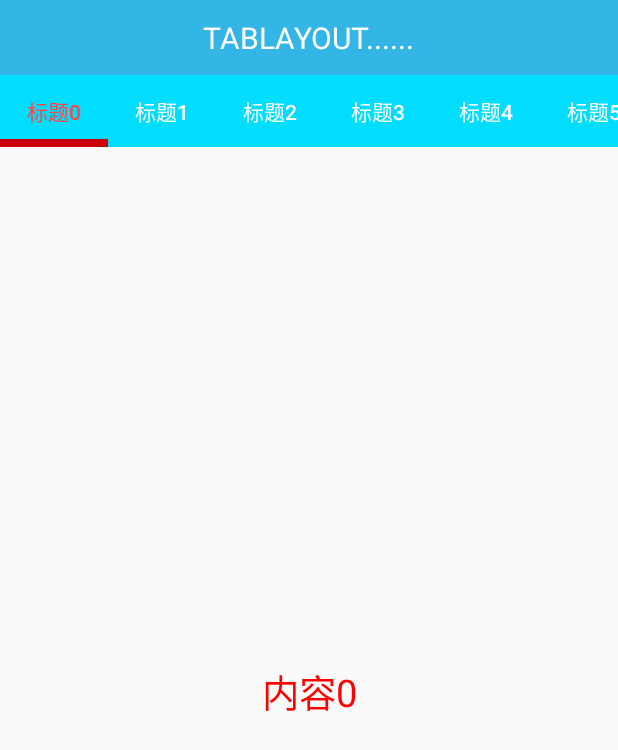
After one commit to colinkyo/7ifun, an Android app: the MyFragment screen opened directly, with no data from a screen before it, on a phone screen of 412 x 824 dp. The commit adds this screen. Shown: the top 750 px of the screen. Run offline under Robolectric (Android 15) with nearby library versions, the phone set to English and light mode, and no system bars.

Commit message:
添加了Tablayout例子

```diff
--- a/app/src/main/AndroidManifest.xml
+++ b/app/src/main/AndroidManifest.xml
@@ -28,7 +28,10 @@
         <activity android:name=".okhttp.activity.OKHttpInListViewActivity" />
         <activity android:name=".android_pulltorefresh.PullToRefreshActivity" />
         <activity android:name=".eventbus.EventBusActivity" />
-        <activity android:name=".eventbus.EventBusSendActivity"></activity>
+        <activity android:name=".eventbus.EventBusSendActivity" />
+        <activity android:name=".tablayout.activity.TabLayoutActivity"
+            android:theme="@style/Theme.AppCompat.Light.NoActionBar"
+            ></activity>
     </application>
 
 </manifest>
--- a/app/src/main/java/android/a7ifun/com/a7ifun/fragment/CommonframeFragment.java
+++ b/app/src/main/java/android/a7ifun/com/a7ifun/fragment/CommonframeFragment.java
@@ -9,6 +9,7 @@ import android.a7ifun.com.a7ifun.json.activity.NativeJsonParseActivity;
 import android.a7ifun.com.a7ifun.okhttp.activity.OKHttpActivity;
 import android.a7ifun.com.a7ifun.okhttp.adapter.CommonFrameFragmentAdapter;
 import android.a7ifun.com.a7ifun.okhttp.base.BaseFragment;
+import android.a7ifun.com.a7ifun.tablayout.activity.TabLayoutActivity;
 import android.content.Intent;
 import android.util.Log;
 import android.view.View;
@@ -65,6 +66,11 @@ public class CommonframeFragment extends BaseFragment {
                     Intent intent = new Intent(mContent, EventBusActivity.class);
                     startActivity(intent);
 
+                }else if(data.toLowerCase().equals("tablayout"))
+                {
+                    Intent intent = new Intent(mContent, TabLayoutActivity.class);
+                    startActivity(intent);
+
                 }
 
                 Toast.makeText(mContent, data, Toast.LENGTH_SHORT).show();
@@ -78,7 +84,7 @@ public class CommonframeFragment extends BaseFragment {
         super.initData();
         Log.e(TAG, "常用框架Fragment数据被初始化了....");
         //准备数据源
-        datas = new String[]{"OKHttp","nativeJsonParse","Gson","FastJson", "xUtils", "Retrofit2",
+        datas = new String[]{"OKHttp","nativeJsonParse","Gson","FastJson","TabLayout", "xUtils", "Retrofit2",
                 "Fresco", "Glide", "GrennDao", "Rxjava",
                 "picasso", "eventbus", "jcvideoplayer", "pulltorefresh", "Expandablelistview", "UniversalviedoView"};
         //配置适配器
--- /dev/null
+++ b/app/src/main/java/android/a7ifun/com/a7ifun/tablayout/activity/TabLayoutActivity.java
@@ -0,0 +1,47 @@
+package android.a7ifun.com.a7ifun.tablayout.activity;
+
+import android.a7ifun.com.a7ifun.R;
+import android.a7ifun.com.a7ifun.tablayout.adapter.ViewPageAdapter;
+import android.a7ifun.com.a7ifun.tablayout.fragment.MyFragment;
+import android.support.design.widget.TabLayout;
+import android.support.v4.view.ViewPager;
+import android.os.Bundle;
+import android.support.v7.app.AppCompatActivity;
+import android.widget.TextView;
+
+import java.util.ArrayList;
+
+
+public class TabLayoutActivity extends AppCompatActivity {
+    private ViewPager viewpage;
+    private TextView tv_title;
+    private ArrayList<MyFragment> fragments;
+    private ViewPageAdapter adapter;
+    private TabLayout tabLayout;
+
+    @Override
+    protected void onCreate(Bundle savedInstanceState) {
+        super.onCreate(savedInstanceState);
+        setContentView(R.layout.activity_tab_layout);
+
+        viewpage = (ViewPager) findViewById(R.id.viewpage);
+        tv_title = (TextView) findViewById(R.id.tv_title);
+        tabLayout = (TabLayout) findViewById(R.id.tabLayout);
+        tv_title.setText("TabLayout......");
+        fragments = new ArrayList<>();
+
+        //初始化数据
+        for (int i = 0; i < 12; i++) {
+            fragments.add(new MyFragment("标题" + i, "内容" + i));
+        }
+//        创建适配器
+//        要继承 AppCompatActivity 才有 getSupportFragmentManager
+//        传递数据
+        adapter = new ViewPageAdapter(getSupportFragmentManager(), fragments);
+//        绑定适配器
+        viewpage.setAdapter(adapter);
+//
+        tabLayout.setupWithViewPager(viewpage);
+        tabLayout.setTabMode(TabLayout.MODE_SCROLLABLE);
+    }
+}
--- /dev/null
+++ b/app/src/main/java/android/a7ifun/com/a7ifun/tablayout/adapter/ViewPageAdapter.java
@@ -0,0 +1,50 @@
+package android.a7ifun.com.a7ifun.tablayout.adapter;
+
+import android.a7ifun.com.a7ifun.tablayout.fragment.MyFragment;
+import android.support.v4.app.Fragment;
+import android.support.v4.app.FragmentManager;
+import android.support.v4.app.FragmentPagerAdapter;
+
+import java.util.ArrayList;
+import java.util.List;
+
+/**
+ * Created by 7yan on 2017/1/10.
+ */
+
+public class ViewPageAdapter extends FragmentPagerAdapter {
+
+
+    private final ArrayList<MyFragment> fragments;
+
+    public ViewPageAdapter(FragmentManager fm, ArrayList<MyFragment> fragments)
+    {
+        super(fm);
+        this.fragments = fragments;
+    }
+
+    /**
+     * 根据位置返回 fragment
+     * @param position
+     * @return
+     */
+    @Override
+    public Fragment getItem(int position) {
+        return fragments.get(position);
+    }
+
+    @Override
+    public int getCount() {
+        return fragments.size();
+    }
+
+    /**
+     * 得到页面的标题
+     * @param position
+     * @return
+     */
+    @Override
+    public CharSequence getPageTitle(int position) {
+        return fragments.get(position).getTitle();
+    }
+}
--- /dev/null
+++ b/app/src/main/java/android/a7ifun/com/a7ifun/tablayout/fragment/MyFragment.java
@@ -0,0 +1,93 @@
+package android.a7ifun.com.a7ifun.tablayout.fragment;
+
+import android.content.Context;
+import android.graphics.Color;
+import android.os.Bundle;
+import android.support.annotation.Nullable;
+import android.support.v4.app.Fragment;
+import android.view.Gravity;
+import android.view.LayoutInflater;
+import android.view.View;
+import android.view.ViewGroup;
+import android.widget.TextView;
+
+/**
+ * Created by 7yan on 2017/1/9.
+ */
+//需要 v4 包的
+public class MyFragment extends Fragment {
+    private final String title;
+    private final String content;
+    Context mContext;
+    TextView textView;
+
+    /**
+     * 得到标题
+     * @return
+     */
+    public String getTitle() {
+        return title;
+    }
+    /**
+     * 得到内容
+     * @return
+     */
+    public String getContent() {
+        return content;
+    }
+
+    /**
+     * 传递参数
+     * @param title
+     * @param content
+     */
+    public MyFragment(String title,String content)
+    {
+//      可调可不调
+        super();
+        this.title = title;
+        this.content = content;
+    }
+
+    /**
+     * 获取上下文
+     * @param savedInstanceState
+     */
+    @Override
+    public void onCreate(@Nullable Bundle savedInstanceState) {
+        super.onCreate(savedInstanceState);
+        mContext = getActivity();
+    }
+
+    /**
+     * 创建视图，即可以添加布局设计XML文件
+     *
+     * @param inflater
+     * @param container
+     * @param savedInstanceState
+     * @return
+     */
+    @Nullable
+    @Override
+    public View onCreateView(LayoutInflater inflater, @Nullable ViewGroup container, @Nullable Bundle savedInstanceState) {
+//        现在随便返回一个 TextView 的视图
+        textView = new TextView(mContext);
+        textView.setTextColor(Color.RED);
+        textView.setTextSize(25);
+        textView.setGravity(Gravity.CENTER);
+        return textView;
+    }
+
+    /**
+     * 绑定数据
+     * @param savedInstanceState
+     */
+    @Override
+    public void onActivityCreated(@Nullable Bundle savedInstanceState)
+    {
+        super.onActivityCreated(savedInstanceState);
+        //设置内容,
+//        复杂的话，是适配器数据
+        textView.setText(content);
+    }
+}
--- /dev/null
+++ b/app/src/main/res/layout/activity_tab_layout.xml
@@ -0,0 +1,27 @@
+<?xml version="1.0" encoding="utf-8"?>
+<LinearLayout xmlns:android="http://schemas.android.com/apk/res/android"
+    xmlns:tools="http://schemas.android.com/tools"
+    xmlns:app="http://schemas.android.com/apk/res-auto"
+    android:id="@+id/activity_tab_layout"
+    android:layout_width="match_parent"
+    android:layout_height="match_parent"
+    android:orientation="vertical"
+    tools:context="android.a7ifun.com.a7ifun.tablayout.activity.TabLayoutActivity">
+    <include layout="@layout/titlebar"></include>
+    <android.support.design.widget.TabLayout
+        android:id="@+id/tabLayout"
+        android:background="@android:color/holo_blue_bright"
+        app:tabIndicatorColor="@android:color/holo_red_dark"
+        app:tabSelectedTextColor="@android:color/holo_red_light"
+        app:tabIndicatorHeight="5sp"
+        app:tabTextColor="@android:color/white"
+        android:layout_width="match_parent"
+        android:layout_height="wrap_content"
+        >
+    </android.support.design.widget.TabLayout>
+    <android.support.v4.view.ViewPager
+        android:id="@+id/viewpage"
+        android:layout_width="match_parent"
+        android:layout_height="match_parent">
+    </android.support.v4.view.ViewPager>
+</LinearLayout>
```
